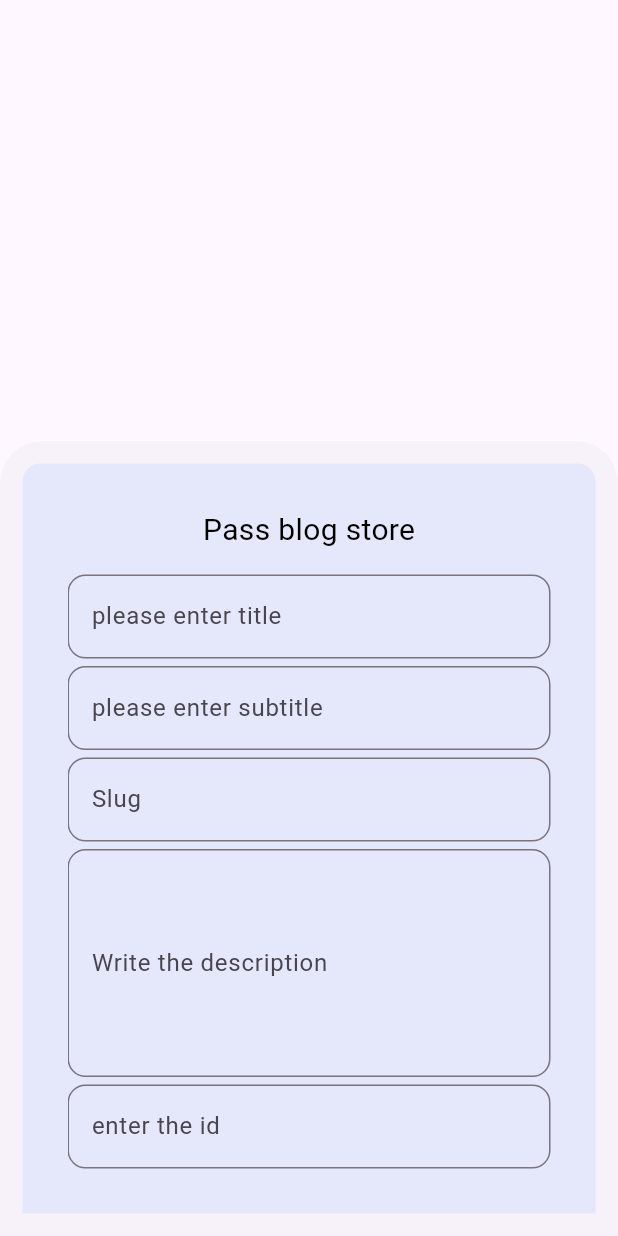
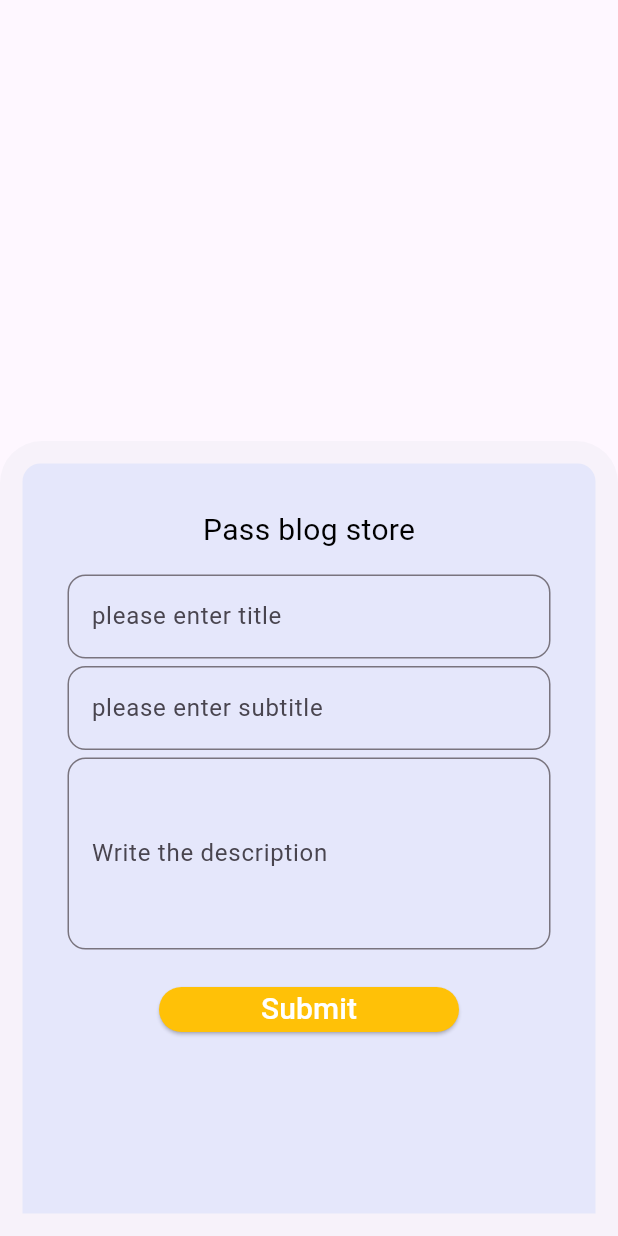
Before and after one commit to OpuBanik1/smart_s_test, a Flutter app: the BlogStore screen opened directly, on a phone screen of 412 x 824 dp. Run offline on Flutter 3.47's test engine with Material 3 defaults, Android fonts, the light colour scheme and no system bars; our stand-ins replace fluttertoast, modal_progress_hud_nsn, shared_preferences; accounts and stored records are empty; network calls fail.

Commit message:
final submit

```diff
--- a/lib/admin/blog/blog_store.dart
+++ b/lib/admin/blog/blog_store.dart
@@ -15,10 +15,10 @@ class _BlogStoreState extends State<BlogStore> {
   GlobalKey<ScaffoldState> _fromKey = GlobalKey();
   TextEditingController titleController = TextEditingController();
   TextEditingController sub_titleController = TextEditingController();
-  TextEditingController slugController = TextEditingController();
+  // TextEditingController slugController = TextEditingController();
   TextEditingController descreptionController = TextEditingController();
-  TextEditingController idController = TextEditingController();
-  TextEditingController dateController = TextEditingController();
+  // TextEditingController idController = TextEditingController();
+  // TextEditingController dateController = TextEditingController();
 
   blogPass() async {
     var link = '${baseUrl}/admin/blog-news/store';
@@ -26,14 +26,19 @@ class _BlogStoreState extends State<BlogStore> {
     var map = Map<String, dynamic>();
     map['title'] = titleController.text.toString();
     map['subtitle'] = sub_titleController.text.toString();
-    map['slug'] = slugController.text.toString();
     map['description'] = descreptionController.text.toString();
-    map['category_id'] = idController.toString();
-    map['date'] = dateController.text.toString();
+    // map['category_id'] = idController.toString();
+
     var response = await http.post(Uri.parse(link),
-        body: map, headers: CusttomHttp.getHeadersWithToken());
-    if (response.statusCode == 200) {
-      return showToast("Blog stored");
+        body: map, headers: await CusttomHttp.getHeadersWithToken());
+    try {
+      if (response.statusCode == 200) {
+        return showToast("Blog stored");
+      } else {
+        throw Text("OPPs! something error");
+      }
+    } catch (e) {
+      throw (e.toString());
     }
   }
 
@@ -83,24 +88,24 @@ class _BlogStoreState extends State<BlogStore> {
                         borderRadius: BorderRadius.circular(12),
                       )),
                 ),
-                SizedBox(
-                  height: 5,
-                ),
-                TextField(
-                  controller: slugController,
-                  decoration: InputDecoration(
-                      hintText: "Slug",
-                      labelText: "Slug",
-                      border: OutlineInputBorder(
-                        borderRadius: BorderRadius.circular(12),
-                      )),
-                ),
+                // SizedBox(
+                //   height: 5,
+                // ),
+                // TextField(
+                //   controller: slugController,
+                //   decoration: InputDecoration(
+                //       hintText: "Slug",
+                //       labelText: "Slug",
+                //       border: OutlineInputBorder(
+                //         borderRadius: BorderRadius.circular(12),
+                //       )),
+                // ),
                 SizedBox(
                   height: 5,
                 ),
                 TextField(
                   controller: descreptionController,
-                  maxLines: 5,
+                  maxLines: 4,
                   decoration: InputDecoration(
                       hintText: "description",
                       labelText: "Write the description",
@@ -111,28 +116,28 @@ class _BlogStoreState extends State<BlogStore> {
                 SizedBox(
                   height: 5,
                 ),
-                TextField(
-                  controller: idController,
-                  keyboardType: TextInputType.number,
-                  decoration: InputDecoration(
-                      hintText: "category_id",
-                      labelText: "enter the id",
-                      border: OutlineInputBorder(
-                        borderRadius: BorderRadius.circular(12),
-                      )),
-                ),
-                SizedBox(
-                  height: 5,
-                ),
-                TextField(
-                  controller: dateController,
-                  decoration: InputDecoration(
-                      hintText: "date",
-                      labelText: "date",
-                      border: OutlineInputBorder(
-                        borderRadius: BorderRadius.circular(12),
-                      )),
-                ),
+                // TextField(
+                //   controller: idController,
+                //   keyboardType: TextInputType.number,
+                //   decoration: InputDecoration(
+                //       hintText: "category_id",
+                //       labelText: "enter the id",
+                //       border: OutlineInputBorder(
+                //         borderRadius: BorderRadius.circular(12),
+                //       )),
+                // ),
+                // SizedBox(
+                //   height: 5,
+                // ),
+                // TextField(
+                //   controller: dateController,
+                //   decoration: InputDecoration(
+                //       hintText: "date",
+                //       labelText: "date",
+                //       border: OutlineInputBorder(
+                //         borderRadius: BorderRadius.circular(12),
+                //       )),
+                // ),
                 SizedBox(
                   height: 20,
                 ),
@@ -140,7 +145,9 @@ class _BlogStoreState extends State<BlogStore> {
                   height: 30,
                   width: 200,
                   child: ElevatedButton(
-                      onPressed: () {},
+                      onPressed: () {
+                        blogPass();
+                      },
                       style: ElevatedButton.styleFrom(
                           backgroundColor: Colors.amber),
                       child: Text(
--- a/lib/admin/blog/blog_update.dart
+++ b/lib/admin/blog/blog_update.dart
@@ -1,11 +1,9 @@
+// ignore_for_file: must_be_immutable
 import 'package:flutter/material.dart';
-import 'package:http/http.dart ' as http;
 import 'package:smart_s_test/auth/custtom_http.dart';
-import 'package:smart_s_test/constant/constant.dart';
 
 class BlogUpdate extends StatelessWidget {
   TextEditingController idController = TextEditingController();
-
   @override
   Widget build(BuildContext context) {
     return Scaffold(
@@ -25,7 +23,7 @@ class BlogUpdate extends StatelessWidget {
               ),
             ),
             SizedBox(
-              height: 10,
+              height: 5,
             ),
             Container(
               height: 30,
```
Also changed, not shown: lib/admin/blog/blog_delete.dart (+15 -6 lines), lib/admin/blog/blog_list.dart (+43 -67 lines), lib/auth/custtom_http.dart (+11 -10 lines).
